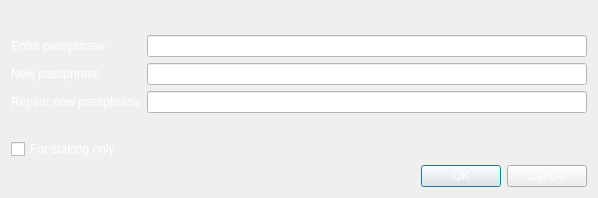
Above: src/qt/forms/askpassphrasedialog.ui from SpectreSecurityCoin/SpectreSecurityCoin before the change. Below: the same form after it.
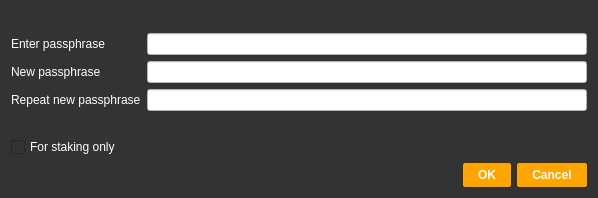
That is the form after the change.

The edit to the form file:
```diff
--- a/src/qt/forms/askpassphrasedialog.ui
+++ b/src/qt/forms/askpassphrasedialog.ui
@@ -26,7 +26,8 @@
    <string>Passphrase Dialog</string>
   </property>
   <property name="styleSheet">
-   <string notr="true">color: rgb(255, 255, 255);</string>
+   <string notr="true">background-color:rgb(51, 51, 51);
+color: rgb(255, 255, 255);</string>
   </property>
   <layout class="QVBoxLayout" name="verticalLayout">
    <item>
@@ -134,6 +135,14 @@
    </item>
    <item>
     <widget class="QDialogButtonBox" name="buttonBox">
+     <property name="styleSheet">
+      <string notr="true">background-color: rgb(255, 165, 0); 
+font: 75 10pt 'Ubuntu';
+font-weight:bold; 
+border-radius:2px; 
+padding:5px 15px;
+color: rgb(255, 255, 255);</string>
+     </property>
      <property name="orientation">
       <enum>Qt::Horizontal</enum>
      </property>
```
